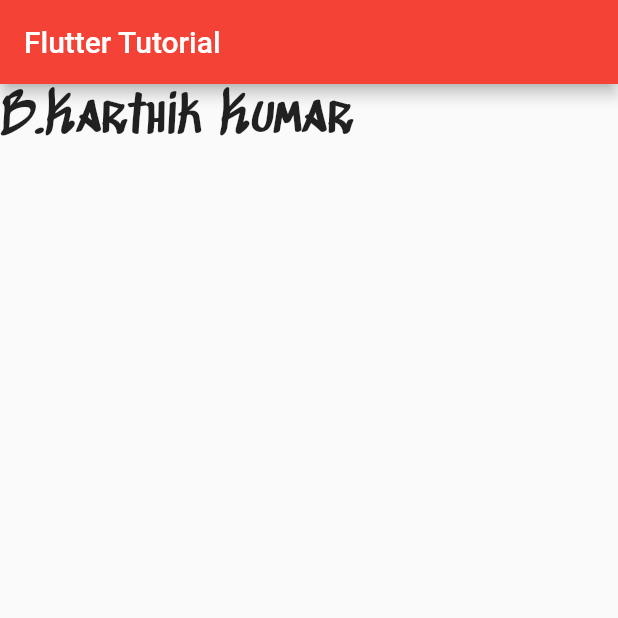
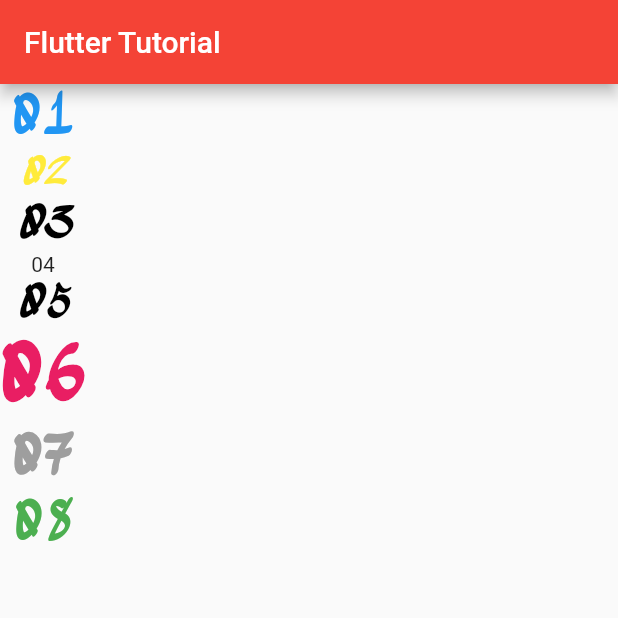
Before and after one commit to bkarthikkumar/flutterTuts, a Flutter app: the screen it shows after launch, on a phone screen of 412 x 824 dp, the top half of it. Run offline on Flutter 3.47's test engine with Material 2 defaults, Android fonts, the light colour scheme and no system bars.

Commit message:
Code updated for added text theme which can be used for making the text same accross the theme added new folder for the theme customization with default file  under

```diff
--- a/lib/main.dart
+++ b/lib/main.dart
@@ -1,4 +1,5 @@
 import 'package:flutter/material.dart';
+import 'package:flutter_app2023/ui_designs/textConfig/util.dart';
 
 void main() {
   runApp(const MyApp()); // intial point
@@ -16,6 +17,20 @@ class MyApp extends StatelessWidget {
       debugShowCheckedModeBanner: false,
       theme: ThemeData(
         primarySwatch: Colors.red,
+        textTheme: TextTheme(
+          displayLarge: TextStyle(
+              fontSize: 35, fontFamily: 'font_hw_01', color: Colors.green),
+          displaySmall: TextStyle(
+              fontSize: 30,
+              fontFamily: 'font_hw_01',
+              color: Colors.black,
+              fontStyle: FontStyle.italic),
+          titleSmall: TextStyle(
+              fontSize: 25,
+              fontFamily: 'font_hw_01',
+              color: Colors.yellow,
+              fontStyle: FontStyle.italic),
+        ),
       ),
       home: const MyHomePage(
           title:
@@ -54,10 +69,47 @@ class _MyHomePageState extends State<MyHomePage> {
         appBar: AppBar(
           title: Text(widget.title),
         ),
-        body: Text(
-          "B.Karthik Kumar",
-          style: TextStyle(fontSize: 35, fontFamily: 'font_hw_01'),
+        body: Column(
+          children: [
+            Text(
+              "01",
+              style: Theme.of(context)
+                  .textTheme
+                  .displayLarge!
+                  .copyWith(color: Colors.blue),
+            ),
+            Text(
+              "02",
+              style: Theme.of(context).textTheme.titleSmall,
+            ),
+            Text(
+              "03",
+              style: Theme.of(context).textTheme.displaySmall,
+            ),
+            Text("04"),
+            Text(
+              "05",
+              style: Theme.of(context).textTheme.displaySmall,
+            ),
+            Text(
+              "06",
+              style: customText_50size(),
+            ),
+            Text(
+              "07",
+              style: customText_35size(),
+            ),
+            Text(
+              "08",
+              style: Theme.of(context).textTheme.displayLarge,
+            ),
+          ],
         )
+
+        // Text(
+        //   "B.Karthik Kumar",
+        //   style: TextStyle(fontSize: 35, fontFamily: 'font_hw_01'),
+        // )
         /*Padding(
           padding: const EdgeInsets.all(8.0),
           child: CircleAvatar(
--- /dev/null
+++ b/lib/ui_designs/textConfig/util.dart
@@ -0,0 +1,19 @@
+import 'package:flutter/material.dart';
+
+TextStyle customText_50size() {
+  return TextStyle(
+    fontSize: 50,
+    fontFamily: 'font_hw_01',
+    color: Colors.pink,
+    fontWeight: FontWeight.bold,
+  );
+}
+
+TextStyle customText_35size() {
+  return TextStyle(
+    fontSize: 35,
+    fontFamily: 'font_hw_01',
+    color: Colors.grey,
+    fontWeight: FontWeight.bold,
+  );
+}
```
